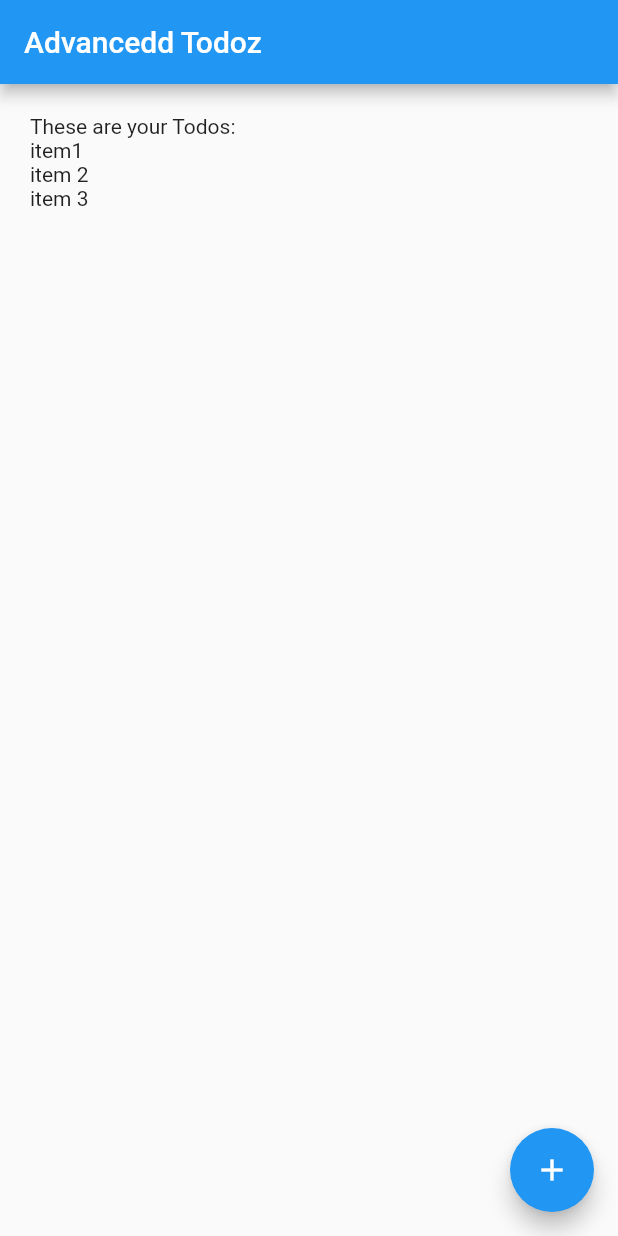
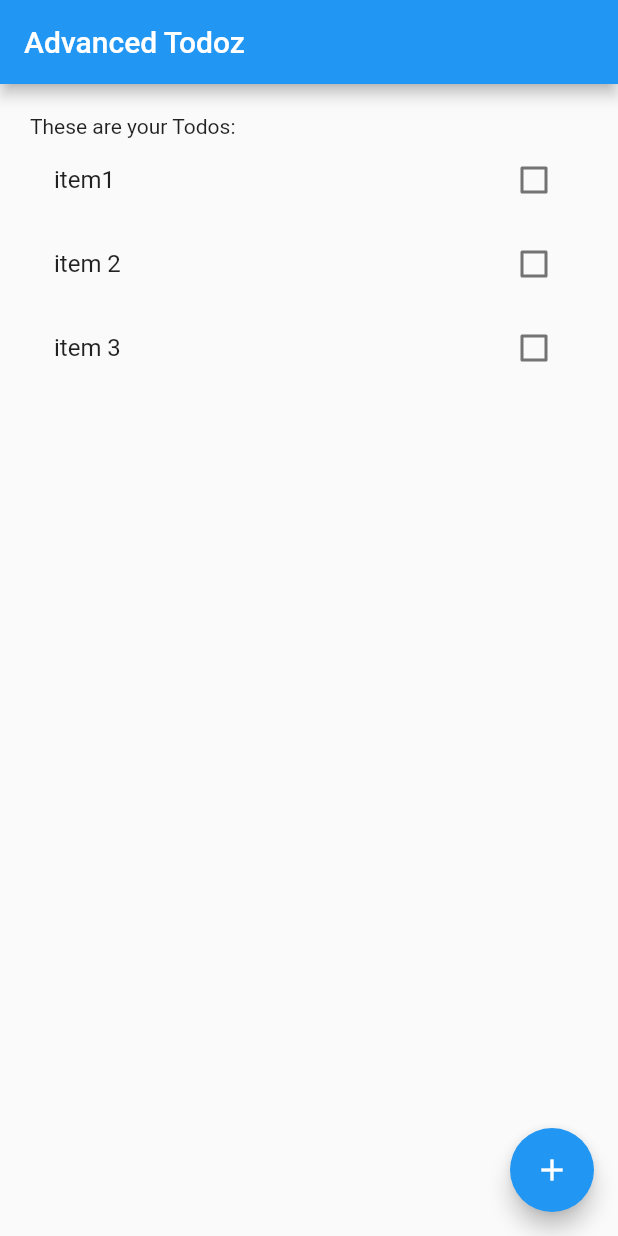
Before and after one commit to atrifyllis/todo, a Flutter app: the screen it shows after launch, on a phone screen of 412 x 824 dp. Run offline on Flutter 3.47's test engine with Material 2 defaults, Android fonts, the phone set to English and light mode, and no system bars; our stand-ins replace flutter_redux, redux; missing offline and left inert: redux_logging.

Commit message:
update todo status

```diff
--- a/lib/AppState.dart
+++ b/lib/AppState.dart
@@ -1,9 +1,11 @@
 import 'package:meta/meta.dart';
+import 'package:uuid/uuid.dart';
 
 import 'todos/model/todo.dart';
 
 @immutable
 class AppState {
+  static Uuid uuid = Uuid();
   final List<Todo> todos;
 
   AppState({this.todos = const []});
@@ -19,8 +21,15 @@ class AppState {
   int get hashCode => todos.hashCode;
 
   factory AppState.mock() => AppState(todos: [
-        Todo("item1"),
-        Todo("item 2"),
-        Todo("item 3"),
+        Todo(uuid.v4(), "item1"),
+        Todo(uuid.v4(), "item 2"),
+        Todo(uuid.v4(), "item 3"),
       ]);
+
+  @override
+  String toString() {
+    return 'AppState{todos: $todos}';
+  }
+
+
 }
--- a/lib/main.dart
+++ b/lib/main.dart
@@ -29,7 +29,7 @@ class MyApp extends StatelessWidget {
             ),
             routes: {
               Routes.home: (context) {
-                return HomePage(title: "Advancedd Todoz");
+                return HomePage(title: "Advanced Todoz");
               }
             }));
   }
--- a/lib/todos/actions.dart
+++ b/lib/todos/actions.dart
@@ -12,3 +12,15 @@ class TodosLoadedAction {
 }
 
 class TodosNotLoadedAction {}
+
+class TodoUpdatedAction {
+  final String id;
+  final bool done;
+
+  TodoUpdatedAction(this.id, this.done);
+
+  @override
+  String toString() {
+    return 'UpdateTodoAction{id: $id, done: $done}';
+  }
+}
--- a/lib/todos/model/todo.dart
+++ b/lib/todos/model/todo.dart
@@ -1,13 +1,12 @@
 class Todo {
-  String name;
-  bool done;
+  final String id;
+  final String name;
+  final bool done;
 
-  Todo(this.name, {this.done = false});
+  Todo(this.id, this.name, {this.done = false});
 
   @override
   String toString() {
-    return 'Todo{name: $name, done: $done}';
+    return 'Todo{id: $id, name: $name, done: $done}';
   }
-
-
 }
--- a/lib/todos/todo_list.dart
+++ b/lib/todos/todo_list.dart
@@ -4,8 +4,9 @@ import 'model/todo.dart';
 
 class TodoList extends StatelessWidget {
   final List<Todo> todos;
+  final Function onValueChanged;
 
-  const TodoList({Key key, this.todos}) : super(key: key);
+  const TodoList({Key key, this.todos, this.onValueChanged}) : super(key: key);
 
   @override
   Widget build(BuildContext context) {
@@ -14,10 +15,13 @@ class TodoList extends StatelessWidget {
     );
   }
 
-  Row _buildTodoRow(Todo todo) {
-    return Row(
-      children: <Widget>[Text(todo.name)],
-    );
+  CheckboxListTile _buildTodoRow(Todo todo) {
+    return CheckboxListTile(
+        title: Text(todo.name),
+        value: todo.done,
+        onChanged: (complete) {
+          onValueChanged(todo, complete);
+        });
   }
 
   _buildTodoRows() {
--- a/lib/todos/todo_list_container.dart
+++ b/lib/todos/todo_list_container.dart
@@ -3,6 +3,7 @@ import 'package:flutter_redux/flutter_redux.dart';
 import 'package:redux/redux.dart';
 
 import '../AppState.dart';
+import 'actions.dart';
 import 'model/todo.dart';
 import 'selectors.dart';
 import 'todo_list.dart';
@@ -15,6 +16,7 @@ class TodoListContainer extends StatelessWidget {
       builder: (context, vm) {
         return TodoList(
           todos: vm.todos,
+          onValueChanged: vm.onValueChanged,
         );
       },
     );
@@ -23,12 +25,18 @@ class TodoListContainer extends StatelessWidget {
 
 class _ViewModel {
   final List<Todo> todos;
+  final Function(Todo, bool) onValueChanged;
 
-  _ViewModel({
-    @required this.todos,
-  });
+  _ViewModel({@required this.todos, @required this.onValueChanged});
 
   static _ViewModel fromStore(Store<AppState> store) {
-    return _ViewModel(todos: todosSelector(store.state));
+    return _ViewModel(
+      todos: todosSelector(store.state),
+      onValueChanged: (todo, complete) {
+        store.dispatch(
+          TodoUpdatedAction(todo.id, complete),
+        );
+      },
+    );
   }
 }
--- a/lib/todos/todos_reducer.dart
+++ b/lib/todos/todos_reducer.dart
@@ -1,7 +1,6 @@
 // Copyright 2018 The Flutter Architecture Sample Authors. All rights reserved.
 // Use of this source code is governed by the MIT license that can be found
 // in the LICENSE file.
-
 
 import 'package:redux/redux.dart';
 
@@ -11,6 +10,7 @@ import 'model/todo.dart';
 final todosReducer = combineReducers<List<Todo>>([
   TypedReducer<List<Todo>, TodosLoadedAction>(_setLoadedTodos),
   TypedReducer<List<Todo>, TodosNotLoadedAction>(_setNoTodos),
+  TypedReducer<List<Todo>, TodoUpdatedAction>(_setUpdatedTodo),
 ]);
 
 List<Todo> _setLoadedTodos(List<Todo> todos, TodosLoadedAction action) {
@@ -20,3 +20,11 @@ List<Todo> _setLoadedTodos(List<Todo> todos, TodosLoadedAction action) {
 List<Todo> _setNoTodos(List<Todo> todos, TodosNotLoadedAction action) {
   return [];
 }
+
+List<Todo> _setUpdatedTodo(List<Todo> todos, TodoUpdatedAction action) {
+  return todos
+      .map((todo) => todo.id == action.id
+          ? Todo(todo.id, todo.name, done: action.done)
+          : todo)
+      .toList();
+}
--- a/pubspec.yaml
+++ b/pubspec.yaml
@@ -22,6 +22,7 @@ dependencies:
   redux: ^3.0.0
   flutter_redux: ^0.5.3
   redux_logging: ^0.3.0
+  uuid: ^2.0.4
 
   # The following adds the Cupertino Icons font to your application.
   # Use with the CupertinoIcons class for iOS style icons.
```
Also changed, not shown: pubspec.lock.
